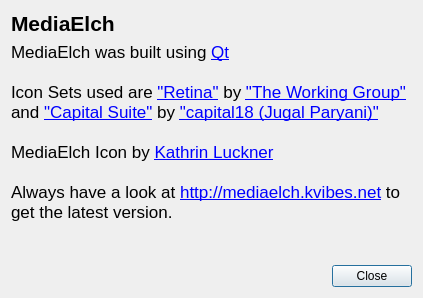
Qt form AboutDialog.ui (Komet/MediaElch) before a commit.
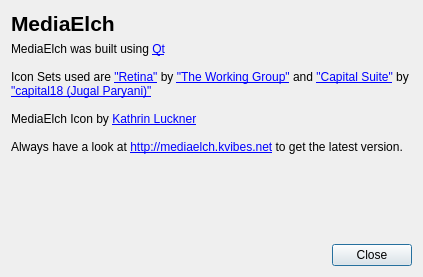
The same form after that commit.

Commit message: Fixes #30 Fixed font sizes in windows

The edit to the form file:
```diff
--- a/AboutDialog.ui
+++ b/AboutDialog.ui
@@ -10,7 +10,7 @@
     <x>0</x>
     <y>0</y>
     <width>423</width>
-    <height>298</height>
+    <height>277</height>
    </rect>
   </property>
   <property name="windowTitle">
@@ -40,12 +40,12 @@
       <string>&lt;!DOCTYPE HTML PUBLIC &quot;-//W3C//DTD HTML 4.0//EN&quot; &quot;http://www.w3.org/TR/REC-html40/strict.dtd&quot;&gt;
 &lt;html&gt;&lt;head&gt;&lt;meta name=&quot;qrichtext&quot; content=&quot;1&quot; /&gt;&lt;style type=&quot;text/css&quot;&gt;
 p, li { white-space: pre-wrap; }
-&lt;/style&gt;&lt;/head&gt;&lt;body style=&quot; font-family:'Lucida Grande'; font-size:13pt; font-weight:400; font-style:normal;&quot;&gt;
+&lt;/style&gt;&lt;/head&gt;&lt;body&gt;
 &lt;p style=&quot; margin-top:0px; margin-bottom:0px; margin-left:0px; margin-right:0px; -qt-block-indent:0; text-indent:0px;&quot;&gt;MediaElch was built using &lt;a href=&quot;http://qt.nokia.com&quot;&gt;&lt;span style=&quot; text-decoration: underline; color:#0000ff;&quot;&gt;Qt&lt;/span&gt;&lt;/a&gt;&lt;/p&gt;
 &lt;p style=&quot;-qt-paragraph-type:empty; margin-top:0px; margin-bottom:0px; margin-left:0px; margin-right:0px; -qt-block-indent:0; text-indent:0px;&quot;&gt;&lt;/p&gt;
 &lt;p style=&quot; margin-top:0px; margin-bottom:0px; margin-left:0px; margin-right:0px; -qt-block-indent:0; text-indent:0px;&quot;&gt;Icon Sets used are &lt;a href=&quot;http://blog.twg.ca/2010/11/retina-display-icon-set/&quot;&gt;&lt;span style=&quot; text-decoration: underline; color:#0000ff;&quot;&gt;&amp;quot;Retina&amp;quot;&lt;/span&gt;&lt;/a&gt; by &lt;a href=&quot;http://blog.twg.ca/&quot;&gt;&lt;span style=&quot; text-decoration: underline; color:#0000ff;&quot;&gt;&amp;quot;The Working Group&amp;quot;&lt;/span&gt;&lt;/a&gt; and &lt;a href=&quot;http://findicons.com/pack/51/capital_suite&quot;&gt;&lt;span style=&quot; text-decoration: underline; color:#0000ff;&quot;&gt;&amp;quot;Capital Suite&amp;quot;&lt;/span&gt;&lt;/a&gt; by &lt;a href=&quot;http://capital18.deviantart.com/&quot;&gt;&lt;span style=&quot; text-decoration: underline; color:#0000ff;&quot;&gt;&amp;quot;capital18 (Jugal Paryani)&amp;quot;&lt;/span&gt;&lt;/a&gt;&lt;/p&gt;
 &lt;p style=&quot;-qt-paragraph-type:empty; margin-top:0px; margin-bottom:0px; margin-left:0px; margin-right:0px; -qt-block-indent:0; text-indent:0px; text-decoration: underline; color:#0000ff;&quot;&gt;&lt;/p&gt;
-&lt;p style=&quot; margin-top:0px; margin-bottom:0px; margin-left:0px; margin-right:0px; -qt-block-indent:0; text-indent:0px;&quot;&gt;MediaElch Icon by &lt;a href=&quot;mailto:kathrin.luckner@me.com&quot;&gt;&lt;span style=&quot;text-decoration:underline; color:#0000ff;&quot;&gt;Kathrin Luckner&lt;/span&gt;&lt;/a&gt;&lt;/p&gt;
+&lt;p style=&quot; margin-top:0px; margin-bottom:0px; margin-left:0px; margin-right:0px; -qt-block-indent:0; text-indent:0px;&quot;&gt;MediaElch Icon by &lt;a href=&quot;mailto:kathrin.luckner@me.com&quot;&gt;&lt;span style=&quot; text-decoration: underline; color:#0000ff;&quot;&gt;Kathrin Luckner&lt;/span&gt;&lt;/a&gt;&lt;/p&gt;
 &lt;p style=&quot;-qt-paragraph-type:empty; margin-top:0px; margin-bottom:0px; margin-left:0px; margin-right:0px; -qt-block-indent:0; text-indent:0px; text-decoration: underline; color:#0000ff;&quot;&gt;&lt;/p&gt;
 &lt;p style=&quot; margin-top:0px; margin-bottom:0px; margin-left:0px; margin-right:0px; -qt-block-indent:0; text-indent:0px;&quot;&gt;Always have a look at &lt;a href=&quot;http://mediaelch.kvibes.net&quot;&gt;&lt;span style=&quot; text-decoration: underline; color:#0000ff;&quot;&gt;http://mediaelch.kvibes.net&lt;/span&gt;&lt;/a&gt; to get the latest version.&lt;/p&gt;
 &lt;p style=&quot;-qt-paragraph-type:empty; margin-top:0px; margin-bottom:0px; margin-left:0px; margin-right:0px; -qt-block-indent:0; text-indent:0px;&quot;&gt;&lt;/p&gt;&lt;/body&gt;&lt;/html&gt;</string>
```
The commit also changes 3 other files.
